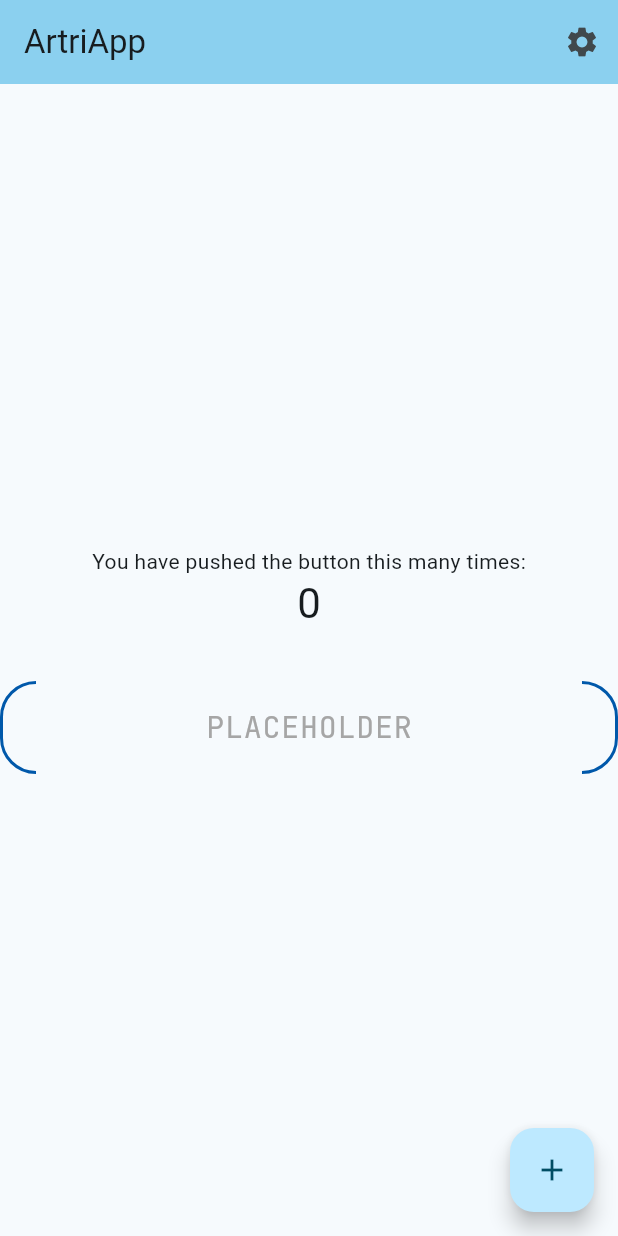
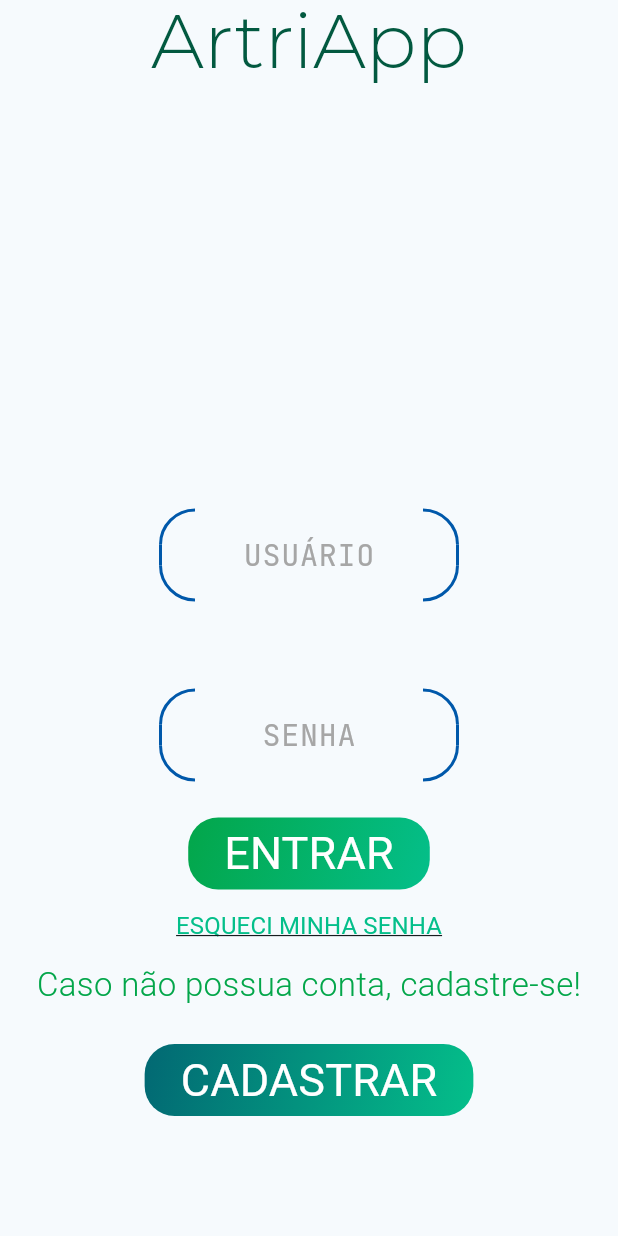
Before and after one commit to artri-app/artri-app, a Flutter app: the screen it shows after launch, on a phone screen of 412 x 824 dp. Run offline on Flutter 3.47's test engine with Material 3 defaults, Android fonts, the phone set to English and light mode, and no system bars; our stand-ins replace gap, google_fonts.

Commit message:
/feat/home_page_and_login

```diff
--- a/lib/views/home_page/home_page.dart
+++ b/lib/views/home_page/home_page.dart
@@ -1,7 +1,7 @@
+import 'package:artriapp/views/widgets/button.dart';
+import 'package:artriapp/views/widgets/input_text.dart';
 import 'package:flutter/material.dart';
-import 'package:artriapp/views/widgets/input_text.dart';
-import 'package:artriapp/views/widgets/navbar.dart';
-import 'package:artriapp/views/config_page.dart';
+import 'package:google_fonts/google_fonts.dart';
 
 class HomePage extends StatefulWidget {
   const HomePage({super.key, required this.title});
@@ -13,54 +13,78 @@ class HomePage extends StatefulWidget {
 }
 
 class _HomePageState extends State<HomePage> {
-  int _counter = 0;
-
-  void _incrementCounter() {
-    setState(() {
-      _counter++;
-    });
-  }
-
-  void _navigateToConfigPage(BuildContext context) {
-    Navigator.push(
-      context,
-      MaterialPageRoute(builder: (context) => const ConfigPage()),
-    );
-  }
-
   @override
   Widget build(BuildContext context) {
     return Scaffold(
       appBar: AppBar(
-        backgroundColor: Theme.of(context).colorScheme.inversePrimary,
-        title: Text(widget.title),
-        actions: <Widget>[
-          IconButton(
-            icon: const Icon(Icons.settings),
-            tooltip: 'Settings',
-            onPressed: () => _navigateToConfigPage(context),
-          ),
-        ],
-      ),
+          title: Text(widget.title),
+          centerTitle: true,
+          titleTextStyle: GoogleFonts.montserrat(
+            textStyle: const TextStyle(
+                color: Color.fromARGB(255, 2, 89, 64),
+                fontWeight: FontWeight.w300,
+                fontSize: 50),
+          )),
       body: Center(
         child: Column(
-          mainAxisAlignment: MainAxisAlignment.center,
+          mainAxisAlignment: MainAxisAlignment.end,
           children: <Widget>[
+            ConstrainedBox(
+              constraints: const BoxConstraints(maxWidth: 200),
+              child: const Column(
+                children: [
+                  InputText(placeholder: 'Usuário'),
+                  SizedBox(height: 24),
+                  InputText(placeholder: 'Senha')
+                ],
+              ),
+            ),
+            const SizedBox(height: 24),
+            CustomButton(
+              text: 'ENTRAR',
+              onPressed: () {},
+              borderRadius: 20,
+              gradientColors: const [
+                Color.fromARGB(255, 3, 166, 74),
+                Color.fromARGB(255, 4, 191, 138),
+              ],
+            ),
+            ElevatedButton(
+              onPressed: () {},
+              style: ButtonStyle(
+                backgroundColor: WidgetStateProperty.all(Colors.transparent),
+                shadowColor: WidgetStateProperty.all(Colors.transparent),
+                overlayColor: WidgetStateProperty.all(Colors.transparent),
+              ),
+              child: const Text(
+                'ESQUECI MINHA SENHA',
+                style: TextStyle(
+                    color: Color.fromARGB(255, 4, 191, 138),
+                    decoration: TextDecoration.underline,
+                    fontWeight: FontWeight.w400,
+                    fontSize: 16),
+              ),
+            ),
             const Text(
-              'You have pushed the button this many times:',
+              'Caso não possua conta, cadastre-se!',
+              style: TextStyle(
+                  color: Color.fromARGB(255, 3, 166, 74),
+                  fontSize: 22,
+                  fontWeight: FontWeight.w300),
             ),
-            Text(
-              '$_counter',
-              style: Theme.of(context).textTheme.headlineMedium,
+            const SizedBox(height: 24),
+            CustomButton(
+              text: 'CADASTRAR',
+              onPressed: () {},
+              borderRadius: 20,
+              gradientColors: const [
+                Color.fromARGB(255, 2, 104, 115),
+                Color.fromARGB(255, 4, 191, 138),
+              ],
             ),
-            const InputText(placeholder: 'Placeholder'),
+            const SizedBox(height: 80)
           ],
         ),
-      ),
-      floatingActionButton: FloatingActionButton(
-        onPressed: _incrementCounter,
-        tooltip: 'Increment',
-        child: const Icon(Icons.add),
       ),
     );
   }
```
Also changed, not shown: lib/views/login/login.dart (added, +91 -0 lines), pubspec.lock.
